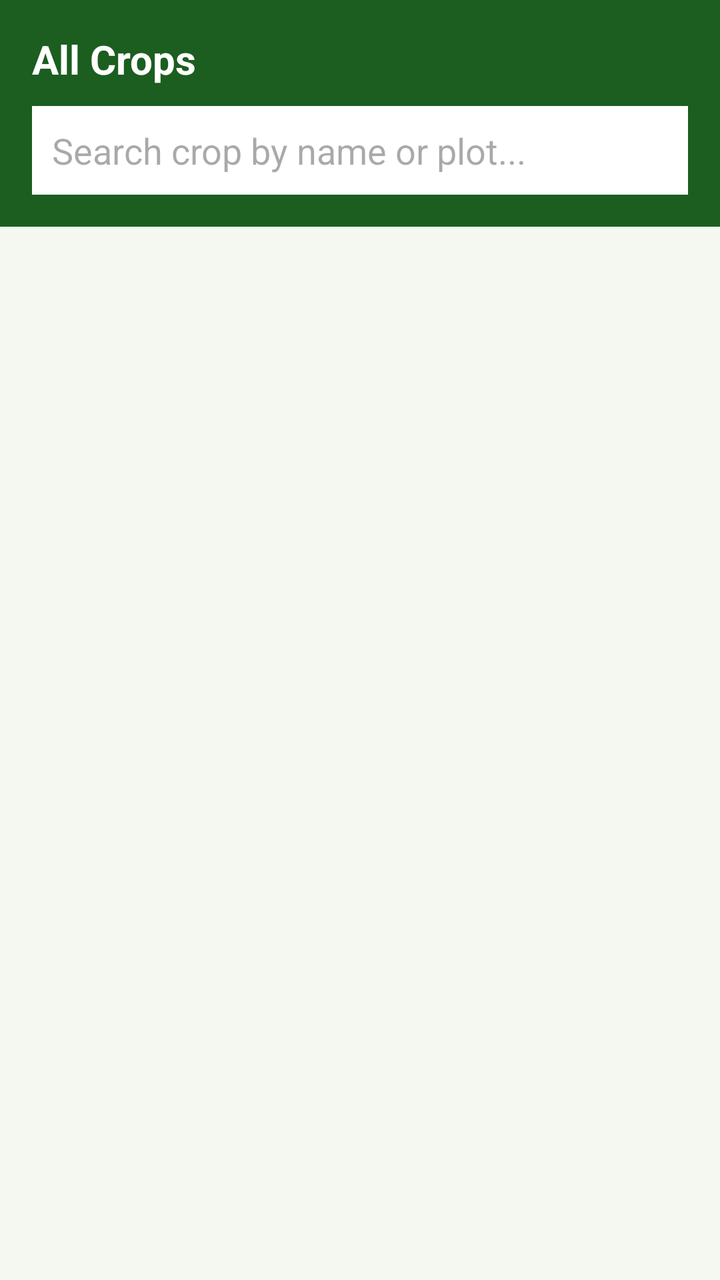
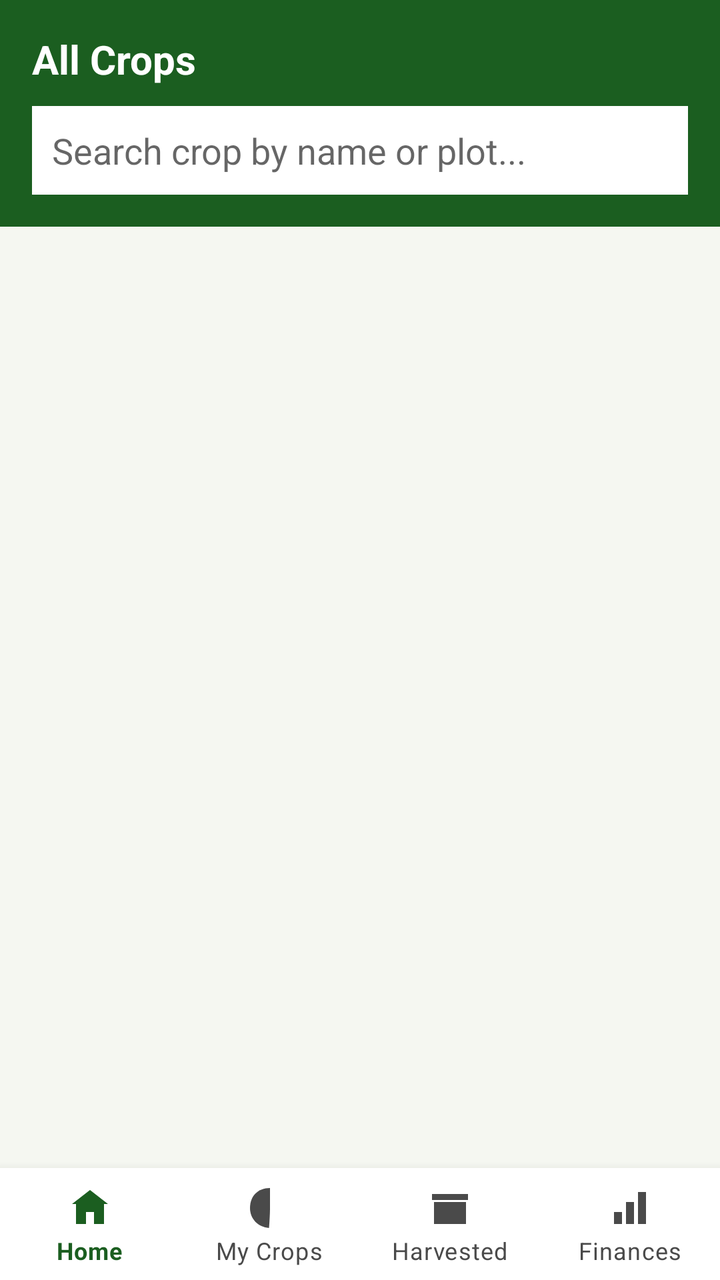

Before-and-after screenshots of an Android layout around one commit, followed by the original layout XML and the change that was made.
<!-- AndroidManifest.xml: application theme Theme.CropManagementApp -->
<!-- res/layout/activity_crop_list.xml -->
<?xml version="1.0" encoding="utf-8"?>
<LinearLayout xmlns:android="http://schemas.android.com/apk/res/android"
    android:layout_width="match_parent"
    android:layout_height="match_parent"
    android:background="@color/background_light"
    android:orientation="vertical">

    <LinearLayout
        android:layout_width="match_parent"
        android:layout_height="wrap_content"
        android:background="@color/green_primary"
        android:orientation="vertical"
        android:padding="16dp">

        <TextView
            android:layout_width="wrap_content"
            android:layout_height="wrap_content"
            android:text="All Crops"
            android:textColor="@color/white"
            android:textSize="20sp"
            android:textStyle="bold" />

        <EditText
            android:id="@+id/etSearch"
            android:layout_width="match_parent"
            android:layout_height="wrap_content"
            android:layout_marginTop="10dp"
            android:background="@color/card_white"
            android:hint="Search crop by name or plot..."
            android:padding="10dp" />
    </LinearLayout>

    <androidx.recyclerview.widget.RecyclerView
        android:id="@+id/rvCrops"
        android:layout_width="match_parent"
        android:layout_height="0dp"
        android:layout_weight="1"
        android:padding="16dp" />

    <TextView
        android:id="@+id/tvEmptyState"
        android:layout_width="match_parent"
        android:layout_height="wrap_content"
        android:layout_gravity="center"
        android:gravity="center"
        android:padding="32dp"
        android:text="No crops yet. Tap 'Add New Crop' on the dashboard to get started."
        android:textColor="@color/text_secondary"
        android:visibility="gone" />

</LinearLayout>
<!-- resources referenced by this layout -->
<resources>
  <color name="background_light">#F5F7F1</color>
  <color name="card_white">#FFFFFF</color>
  <color name="green_primary">#1B5E20</color>
  <color name="text_secondary">#4A4A4A</color>
  <color name="white">#FFFFFF</color>
  <style name="Theme.CropManagementApp" parent="Base.Theme.CropManagementApp" />
  <style name="Base.Theme.CropManagementApp" parent="Theme.Material3.DayNight.NoActionBar">
          
          
      </style>
</resources>

<!-- the commit's change to res/layout/activity_crop_list.xml (unified diff, before → after) -->
@@ -48,4 +48,15 @@
         android:textColor="@color/text_secondary"
         android:visibility="gone" />
 
+    <com.google.android.material.bottomnavigation.BottomNavigationView
+        android:id="@+id/bottomNav"
+        android:layout_width="match_parent"
+        android:layout_height="wrap_content"
+        android:background="@color/card_white"
+        xmlns:app="http://schemas.android.com/apk/res-auto"
+        app:itemIconTint="@color/bottom_nav_item_color"
+        app:itemTextColor="@color/bottom_nav_item_color"
+        app:menu="@menu/bottom_nav_menu"
+        app:labelVisibilityMode="labeled"/>
+
 </LinearLayout>
<!-- resource entries referenced after the edit -->
@@ -5,10 +5,15 @@
   <color name="green_primary">#1B5E20</color>
   <color name="text_secondary">#4A4A4A</color>
   <color name="white">#FFFFFF</color>
-  <style name="Theme.CropManagementApp" parent="Base.Theme.CropManagementApp" />
-  <style name="Base.Theme.CropManagementApp" parent="Theme.Material3.DayNight.NoActionBar">
-          
-          
+  <style name="Theme.CropManagementApp" parent="Theme.MaterialComponents.Light.NoActionBar">
+          <item name="colorPrimary">@color/green_primary</item>
+          <item name="colorPrimaryDark">@color/green_dark</item>
+          <item name="colorAccent">@color/amber_warning</item>
+          <item name="android:windowBackground">@color/background_light</item>
+          <item name="android:statusBarColor" tools:targetApi="21">@color/green_dark</item>
+          <item name="android:forceDarkAllowed" tools:targetApi="29">false</item>
       </style>
+  <color name="green_dark">#0D3311</color>
+  <color name="amber_warning">#E65100</color>
 </resources>
 
